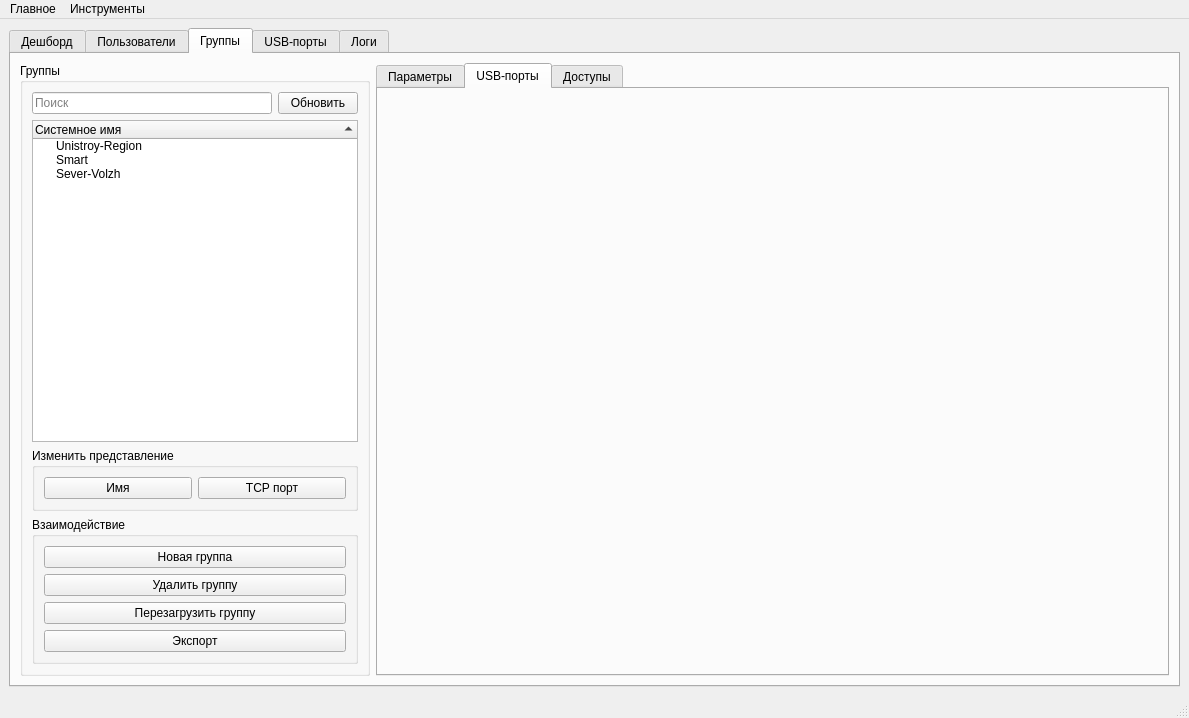
First picture: the form in hubm_admin_panel/ui/ui_main.ui, repository PrintLine512/hubM-Admin-Panel, before the edit.
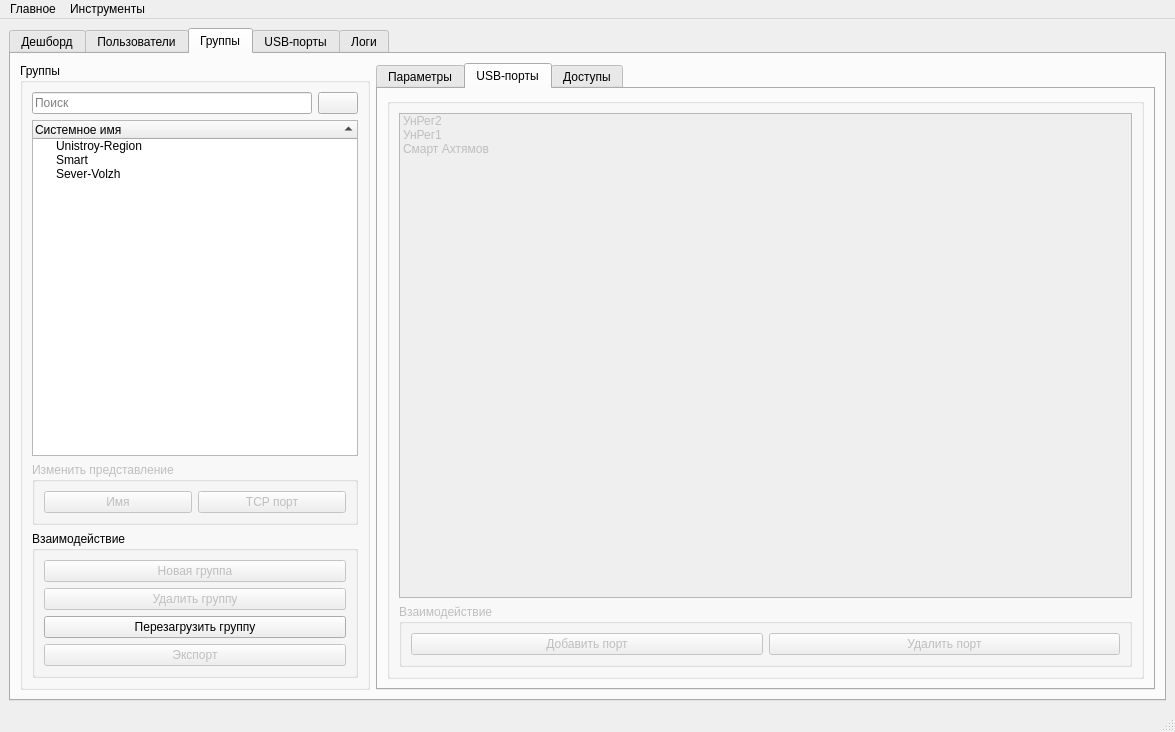
Second picture: the form after the edit. The open tabs and pages were chosen to show the change. Icons and pictures are not drawn.

Diff of the .ui file:
```diff
--- a/hubm_admin_panel/ui/ui_main.ui
+++ b/hubm_admin_panel/ui/ui_main.ui
@@ -6,8 +6,8 @@
    <rect>
     <x>0</x>
     <y>0</y>
-    <width>1189</width>
-    <height>718</height>
+    <width>1175</width>
+    <height>732</height>
    </rect>
   </property>
   <property name="sizePolicy">
@@ -60,8 +60,8 @@
    <property name="styleSheet">
     <string notr="true"/>
    </property>
-   <layout class="QVBoxLayout" name="verticalLayout_7">
-    <item>
+   <layout class="QGridLayout" name="gridLayout_11">
+    <item row="0" column="0">
      <widget class="QTabWidget" name="tabs_general">
       <property name="enabled">
        <bool>true</bool>
@@ -973,7 +973,13 @@
              <item>
               <widget class="QPushButton" name="btn_refresh_groups_tab">
                <property name="text">
-                <string>Обновить</string>
+                <string/>
+               </property>
+               <property name="icon">
+                <iconset theme="QIcon::ThemeIcon::ViewRefresh"/>
+               </property>
+               <property name="flat">
+                <bool>false</bool>
                </property>
               </widget>
              </item>
@@ -1017,6 +1023,9 @@
            </item>
            <item>
             <widget class="QGroupBox" name="groupBox_13">
+             <property name="enabled">
+              <bool>false</bool>
+             </property>
              <property name="title">
               <string>Изменить представление</string>
              </property>
@@ -1046,13 +1055,25 @@
              <layout class="QVBoxLayout" name="verticalLayout_6">
               <item>
                <widget class="QPushButton" name="btn_group_new">
+                <property name="enabled">
+                 <bool>false</bool>
+                </property>
                 <property name="text">
                  <string>Новая группа</string>
                 </property>
+                <property name="checkable">
+                 <bool>false</bool>
+                </property>
+                <property name="checked">
+                 <bool>false</bool>
+                </property>
                </widget>
               </item>
               <item>
                <widget class="QPushButton" name="btn_group_delete">
+                <property name="enabled">
+                 <bool>false</bool>
+                </property>
                 <property name="text">
                  <string>Удалить группу</string>
                 </property>
@@ -1063,10 +1084,19 @@
                 <property name="text">
                  <string>Перезагрузить группу</string>
                 </property>
+                <property name="checkable">
+                 <bool>false</bool>
+                </property>
+                <property name="checked">
+                 <bool>false</bool>
+                </property>
                </widget>
               </item>
               <item>
                <widget class="QPushButton" name="btn_group_export">
+                <property name="enabled">
+                 <bool>false</bool>
+                </property>
                 <property name="text">
                  <string>Экспорт</string>
                 </property>
@@ -1080,6 +1110,9 @@
         </item>
         <item row="0" column="1">
          <widget class="QTabWidget" name="tabs_group">
+          <property name="enabled">
+           <bool>true</bool>
+          </property>
           <property name="currentIndex">
            <number>0</number>
           </property>
@@ -1251,9 +1284,68 @@
            </layout>
           </widget>
           <widget class="QWidget" name="tab_group_usb">
+           <property name="enabled">
+            <bool>false</bool>
+           </property>
            <attribute name="title">
             <string>USB-порты</string>
            </attribute>
+           <layout class="QGridLayout" name="gridLayout_24">
+            <item row="0" column="0">
+             <widget class="QGroupBox" name="groupBox_20">
+              <property name="title">
+               <string/>
+              </property>
+              <layout class="QGridLayout" name="gridLayout_23">
+               <item row="1" column="0">
+                <widget class="QGroupBox" name="groupBox_22">
+                 <property name="title">
+                  <string>Взаимодействие</string>
+                 </property>
+                 <layout class="QHBoxLayout" name="horizontalLayout_12">
+                  <item>
+                   <widget class="QPushButton" name="pushButton_6">
+                    <property name="text">
+                     <string>Добавить порт</string>
+                    </property>
+                   </widget>
+                  </item>
+                  <item>
+                   <widget class="QPushButton" name="pushButton_4">
+                    <property name="text">
+                     <string>Удалить порт</string>
+                    </property>
+                   </widget>
+                  </item>
+                 </layout>
+                </widget>
+               </item>
+               <item row="0" column="0">
+                <widget class="QListWidget" name="listWidget">
+                 <property name="sortingEnabled">
+                  <bool>true</bool>
+                 </property>
+                 <item>
+                  <property name="text">
+                   <string>УнРег2</string>
+                  </property>
+                 </item>
+                 <item>
+                  <property name="text">
+                   <string>УнРег1</string>
+                  </property>
+                 </item>
+                 <item>
+                  <property name="text">
+                   <string>Смарт Ахтямов</string>
+                  </property>
+                 </item>
+                </widget>
+               </item>
+              </layout>
+             </widget>
+            </item>
+           </layout>
           </widget>
           <widget class="QWidget" name="tab_group_access">
            <attribute name="title">
@@ -1913,7 +2005,7 @@
     <rect>
      <x>0</x>
      <y>0</y>
-     <width>1189</width>
+     <width>1175</width>
      <height>22</height>
     </rect>
    </property>
```
Left out of the diff: 58 changed lines with no effect on the pictures.
